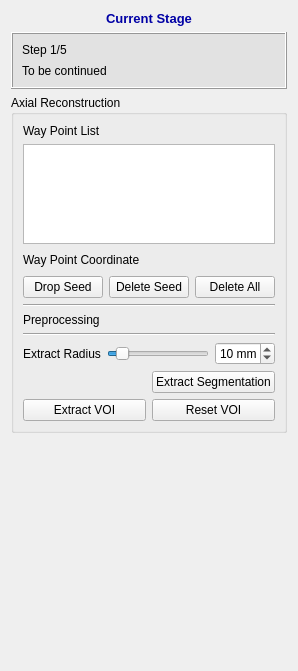
This is codes/Controller/InteractorStyles/QInteractorStyleTubularVOI.ui in wuzhuobin/Vessel_Project as Qt 5 draws it before an edit. The edited form follows.
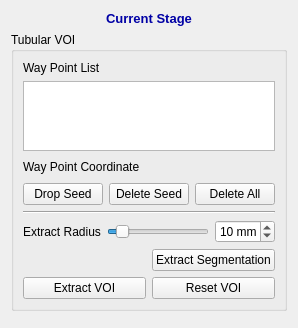
This is the edited form.

What changed in the file:
```diff
--- a/codes/Controller/InteractorStyles/QInteractorStyleTubularVOI.ui
+++ b/codes/Controller/InteractorStyles/QInteractorStyleTubularVOI.ui
@@ -6,8 +6,8 @@
    <rect>
     <x>0</x>
     <y>0</y>
-    <width>295</width>
-    <height>671</height>
+    <width>283</width>
+    <height>328</height>
    </rect>
   </property>
   <property name="windowTitle">
@@ -31,76 +31,10 @@
      </property>
     </widget>
    </item>
-   <item>
-    <widget class="QFrame" name="frame_10">
-     <property name="minimumSize">
-      <size>
-       <width>0</width>
-       <height>0</height>
-      </size>
-     </property>
-     <property name="font">
-      <font>
-       <family>Arial</family>
-       <pointsize>10</pointsize>
-      </font>
-     </property>
-     <property name="styleSheet">
-      <string notr="true">background-color: rgb(226, 226, 226)</string>
-     </property>
-     <property name="frameShape">
-      <enum>QFrame::Box</enum>
-     </property>
-     <property name="frameShadow">
-      <enum>QFrame::Raised</enum>
-     </property>
-     <property name="lineWidth">
-      <number>1</number>
-     </property>
-     <layout class="QVBoxLayout" name="verticalLayout_25">
-      <property name="spacing">
-       <number>7</number>
-      </property>
-      <item>
-       <layout class="QVBoxLayout" name="verticalLayout_26">
-        <property name="spacing">
-         <number>7</number>
-        </property>
-        <item>
-         <layout class="QHBoxLayout" name="horizontalLayout_17">
-          <item>
-           <widget class="QLabel" name="label_40">
-            <property name="font">
-             <font>
-              <family>Arial</family>
-             </font>
-            </property>
-            <property name="text">
-             <string>Step 1/5</string>
-            </property>
-           </widget>
-          </item>
-         </layout>
-        </item>
-       </layout>
-      </item>
-      <item>
-       <widget class="QLabel" name="label_11">
-        <property name="text">
-         <string>To be continued</string>
-        </property>
-        <property name="wordWrap">
-         <bool>true</bool>
-        </property>
-       </widget>
-      </item>
-     </layout>
-    </widget>
-   </item>
    <item>
     <widget class="QGroupBox" name="groupBox_4">
      <property name="title">
-      <string>Axial Reconstruction</string>
+      <string>Tubular VOI</string>
      </property>
      <layout class="QVBoxLayout" name="verticalLayout">
       <item>
@@ -214,20 +148,6 @@
         </property>
        </widget>
       </item>
-      <item>
-       <widget class="QLabel" name="label_6">
-        <property name="text">
-         <string>Preprocessing</string>
-        </property>
-       </widget>
-      </item>
-      <item>
-       <widget class="Line" name="line">
-        <property name="orientation">
-         <enum>Qt::Horizontal</enum>
-        </property>
-       </widget>
-      </item>
       <item>
        <layout class="QHBoxLayout" name="horizontalLayout_2">
         <item>
```
Left out of the diff: 4 changed lines with no effect on the pictures.
